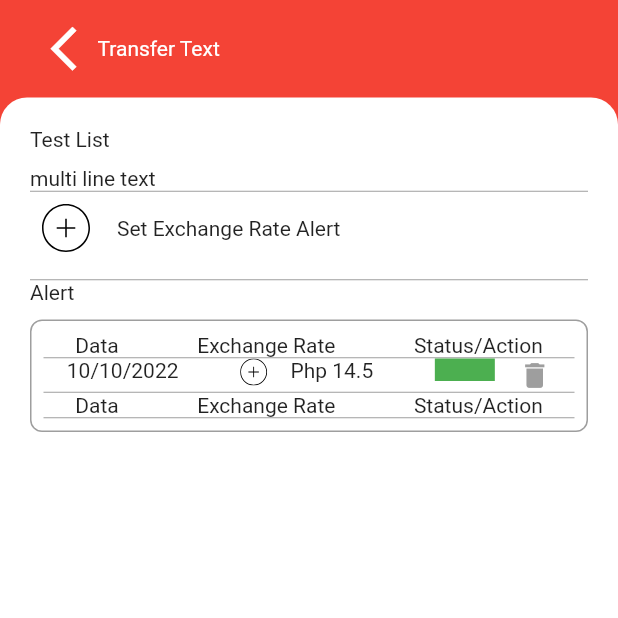
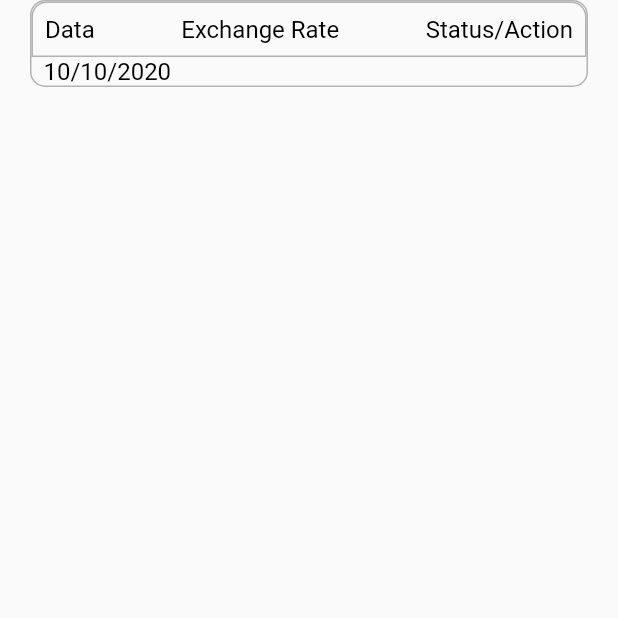
Before and after one commit to usmanmushtaq97/screen_design, a Flutter app: the screen it shows after launch, on a phone screen of 412 x 824 dp, the top half of it. Run offline on Flutter 3.47's test engine with Material 2 defaults, Android fonts, the phone set to English and light mode, and no system bars; our stand-ins replace flutter_svg, fluttertoast.

Commit message:
design up

```diff
--- a/lib/main.dart
+++ b/lib/main.dart
@@ -1,5 +1,6 @@
 import 'package:flutter/material.dart';
-import 'package:screen_design/transfer_view.dart';
+import 'package:screen_design/view/exchange_alert.dart';
+
 
 void main() {
   runApp(const MyApp());
@@ -16,7 +17,7 @@ class MyApp extends StatelessWidget {
       theme: ThemeData(
                primarySwatch: Colors.blue,
       ),
-      home: const TransferView(),
+      home: const ExchangeAlert(),
     );
   }
 }
--- /dev/null
+++ b/lib/view/exchange_alert.dart
@@ -0,0 +1,80 @@
+import 'package:flutter/material.dart';
+import 'package:screen_design/widgets/exchange_alerts/_alert_box_heading.dart';
+import 'package:screen_design/widgets/exchange_alerts/_exchange_alert_box.dart';
+
+import '../widgets/text_views.dart';
+
+class ExchangeAlert extends StatefulWidget {
+  const ExchangeAlert({Key? key}) : super(key: key);
+
+  @override
+  State<ExchangeAlert> createState() => _ExchangeAlertState();
+}
+
+class _ExchangeAlertState extends State<ExchangeAlert> {
+  @override
+  Widget build(BuildContext context) {
+    return SafeArea(
+      child: Scaffold(
+        body: Padding(
+          padding: const EdgeInsets.symmetric(horizontal: 20),
+          child: Column(
+            children: [
+              AlertBox(
+                  widget: Column(
+                children: [
+                 const HeadingWidget(),
+                  Padding(
+                    padding: const EdgeInsets.symmetric(horizontal:8),
+                    child: Row(
+                      mainAxisAlignment: MainAxisAlignment.spaceBetween,
+                      children: [
+                        Text("10/10/2020",style: TextStyle(color: Colors.black,fontSize: 16)),
+                        Container(
+                       //   child: CircleAvatar(: Image.network(""),),
+                        )
+                       // Text("PHP 14.0",style: TextStyle(color: Colors.black,fontSize: 16)),
+                      //  Text("Status/Action",style: TextStyle(color: Colors.black,fontSize: 16))
+                      ],
+                    ),
+                  ),
+                ],
+              )),
+            ],
+          ),
+        ),
+      ),
+    );
+  }
+}
+
+class HeadingWidget extends StatelessWidget {
+  const HeadingWidget({
+    Key? key,
+  }) : super(key: key);
+
+  @override
+  Widget build(BuildContext context) {
+    return TopBorderHeadingBox(
+      widget: Padding(
+        padding: const EdgeInsets.symmetric(
+            horizontal: 8.0, vertical: 8.0),
+        child: Row(
+          mainAxisAlignment: MainAxisAlignment.spaceBetween,
+          children: [
+            Text("Data",
+                style:
+                    TextStyle(color: Colors.black, fontSize: 16)),
+            Text("Exchange Rate",
+                style:
+                    TextStyle(color: Colors.black, fontSize: 16)),
+            Text("Status/Action",
+                style:
+                    TextStyle(color: Colors.black, fontSize: 16))
+          ],
+        ),
+      ),
+
+    );
+  }
+}
--- /dev/null
+++ b/lib/widgets/exchange_alerts/_alert_box_heading.dart
@@ -0,0 +1,18 @@
+import 'package:flutter/material.dart';
+import 'package:screen_design/res/colors.dart';
+class TopBorderHeadingBox extends StatelessWidget {
+  const TopBorderHeadingBox({Key? key, required this.widget}) : super(key: key);
+  /// Border Box Container
+  ///  Type [Widget] non-null
+  final Widget widget;
+  @override
+  Widget build(BuildContext context) {
+    return Container(
+      decoration: BoxDecoration(
+        borderRadius: const BorderRadius.only(topLeft: Radius.circular(10), topRight: Radius.circular(10) ),
+        border: Border.all(color: AppColors.greyButtonTextColor, width: 1),
+      ),
+      child: widget,
+    );
+  }
+}
--- /dev/null
+++ b/lib/widgets/exchange_alerts/_exchange_alert.dart
@@ -0,0 +1 @@
+/// here need to export path of the widgets
--- /dev/null
+++ b/lib/widgets/exchange_alerts/_exchange_alert_box.dart
@@ -0,0 +1,21 @@
+import 'package:flutter/material.dart';
+import 'package:screen_design/res/colors.dart';
+
+class AlertBox extends StatelessWidget {
+  const AlertBox({Key? key, required this.widget}) : super(key: key);
+
+  /// Border Box Container
+  ///  Type [Widget] non-null
+  final Widget widget;
+
+  @override
+  Widget build(BuildContext context) {
+    return Container(
+      decoration: BoxDecoration(
+        borderRadius: const BorderRadius.all(Radius.circular(10)),
+        border: Border.all(color: AppColors.greyButtonTextColor, width: 1),
+      ),
+      child: widget,
+    );
+  }
+}
--- a/lib/transfer_view.dart
+++ b/lib/widgets/exchange_alerts/transfer_view.dart
@@ -1,13 +1,10 @@
 import 'package:flutter/material.dart';
 import 'package:flutter_svg/flutter_svg.dart';
-
 class TransferView extends StatefulWidget {
   const TransferView({Key? key}) : super(key: key);
-
   @override
   State<TransferView> createState() => _TransferViewState();
 }
-
 class _TransferViewState extends State<TransferView> {
   @override
   Widget build(BuildContext context) {
@@ -115,7 +112,7 @@ class _TransferViewState extends State<TransferView> {
                                   Icon(Icons.delete, color: Colors.grey, size: 22),
                                 ],
                               ),
-                              Divider(
+                             const Divider(
                                 height: 1,
                                 color: Colors.grey,
                               ),
--- a/lib/widgets/text_views.dart
+++ b/lib/widgets/text_views.dart
@@ -174,7 +174,7 @@ class TextView {
       softWrap: true,
       maxLines: lines,
       style: TextStyle(
-        fontSize: sizes!.extraLargeFontSize,
+        fontSize: 20,
         fontWeight: FontWeight.bold,
         fontFamily: fontFamily,
         color: color,
@@ -401,7 +401,7 @@ class TextView {
       maxLines: lines,
       overflow: TextOverflow.ellipsis,
       style: TextStyle(
-        fontSize: sizes!.regularFontSize,
+        fontSize: 20,
         fontWeight: FontWeight.bold,
         fontFamily: fontFamily,
         color: color,
```
